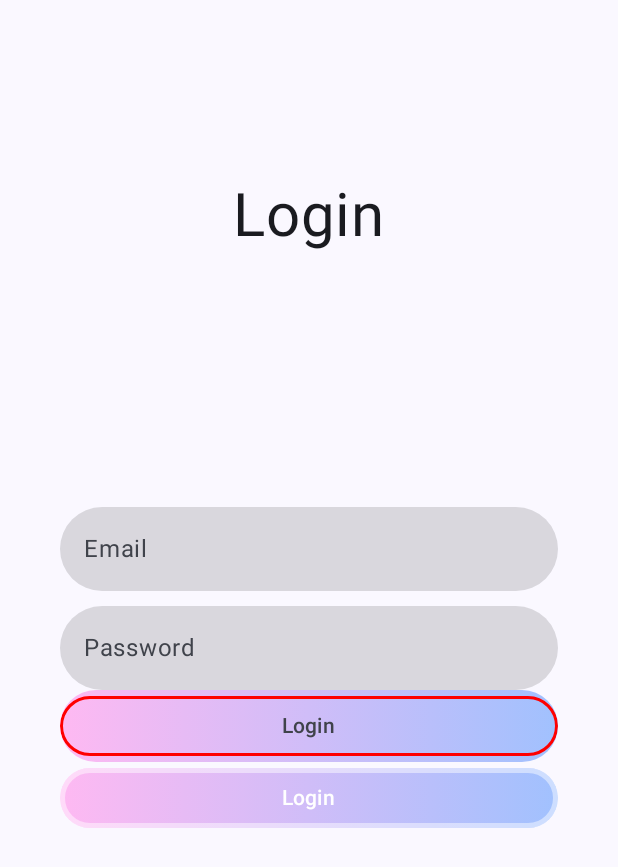
After one commit to Chocolaterie/Android_RCDA_012F, an Android app built with Jetpack Compose: the LoginComposeActivity screen opened directly, with no data from a screen before it, on a phone screen of 412 x 824 dp. The commit adds this screen. Shown: the top 867 px of the screen. Run offline under Robolectric (Android 15) with nearby library versions, the phone set to English and light mode, and no system bars.

Commit message:
Correction partie TP 1 Compose

```diff
--- a/app/src/main/AndroidManifest.xml
+++ b/app/src/main/AndroidManifest.xml
@@ -6,7 +6,6 @@
     <uses-permission android:name="android.permission.ACCESS_NETWORK_STATE" />
 
     <application
-        android:usesCleartextTraffic="true"
         android:allowBackup="true"
         android:dataExtractionRules="@xml/data_extraction_rules"
         android:fullBackupContent="@xml/backup_rules"
@@ -15,20 +14,26 @@
         android:roundIcon="@mipmap/ic_launcher_round"
         android:supportsRtl="true"
         android:theme="@style/Theme.Android_TP"
+        android:usesCleartextTraffic="true"
         tools:targetApi="31">
         <activity
+            android:name=".compose.auth.LoginComposeActivity"
+            android:exported="false"
+            android:label="@string/title_activity_login_compose"
+            android:theme="@style/Theme.Android_TP" />
+        <activity
             android:name=".movie.ListMovieActivity"
-            android:exported="true" >
+            android:exported="true">
             <intent-filter>
                 <action android:name="android.intent.action.MAIN" />
+
                 <category android:name="android.intent.category.LAUNCHER" />
             </intent-filter>
         </activity>
         <activity
             android:name=".MainActivity"
             android:exported="true"
-            android:label="@string/app_name">
-        </activity>
+            android:label="@string/app_name"></activity>
         <activity android:name=".SignUpActivity" />
         <activity android:name=".ResetPasswordActivity" />
     </application>
--- /dev/null
+++ b/app/src/main/java/com/example/android_tp/compose/auth/LoginComposeActivity.kt
@@ -0,0 +1,130 @@
+package com.example.android_tp.compose.auth
+
+import android.os.Bundle
+import androidx.activity.ComponentActivity
+import androidx.activity.compose.setContent
+import androidx.activity.enableEdgeToEdge
+import androidx.compose.foundation.BorderStroke
+import androidx.compose.foundation.background
+import androidx.compose.foundation.layout.Box
+import androidx.compose.foundation.layout.Column
+import androidx.compose.foundation.layout.PaddingValues
+import androidx.compose.foundation.layout.Spacer
+import androidx.compose.foundation.layout.fillMaxSize
+import androidx.compose.foundation.layout.fillMaxWidth
+import androidx.compose.foundation.layout.padding
+import androidx.compose.foundation.layout.paddingFromBaseline
+import androidx.compose.foundation.shape.RoundedCornerShape
+import androidx.compose.material3.Button
+import androidx.compose.material3.ButtonDefaults
+import androidx.compose.material3.OutlinedButton
+import androidx.compose.material3.Scaffold
+import androidx.compose.material3.Text
+import androidx.compose.material3.TextField
+import androidx.compose.material3.TextFieldDefaults
+import androidx.compose.runtime.Composable
+import androidx.compose.runtime.getValue
+import androidx.compose.runtime.mutableStateOf
+import androidx.compose.runtime.remember
+import androidx.compose.runtime.setValue
+import androidx.compose.ui.Alignment
+import androidx.compose.ui.Modifier
+import androidx.compose.ui.draw.clip
+import androidx.compose.ui.graphics.Brush
+import androidx.compose.ui.graphics.Color
+import androidx.compose.ui.tooling.preview.Preview
+import androidx.compose.ui.unit.dp
+import androidx.compose.ui.unit.sp
+import com.example.android_tp.ui.theme.Android_TPTheme
+
+class LoginComposeActivity : ComponentActivity() {
+    override fun onCreate(savedInstanceState: Bundle?) {
+        super.onCreate(savedInstanceState)
+        enableEdgeToEdge()
+        setContent {
+            Android_TPTheme {
+                LoginContentPage()
+            }
+        }
+    }
+}
+
+@Composable
+fun ENITextField(labelText: String) {
+    TextField(
+        value = "",
+        modifier = Modifier
+            .fillMaxWidth()
+            .padding(top = 10.dp),
+        onValueChange = { },
+        label = { Text(text = labelText) },
+        colors = TextFieldDefaults.colors(
+            unfocusedContainerColor = Color(0x22000000),
+            focusedIndicatorColor = Color.Transparent,
+            unfocusedIndicatorColor = Color.Transparent
+
+        ),
+        shape = RoundedCornerShape(40.dp)
+    )
+}
+
+val primaryGradientBrush = Brush.horizontalGradient(
+    listOf(Color(0xFFFEB9F2), Color(0xFFA1C1FE))
+)
+
+@Composable
+fun GradientOutlinedButton() {
+    OutlinedButton(
+        shape = RoundedCornerShape(40.dp),
+        border = BorderStroke(2.dp, Color.Red),
+        modifier = Modifier
+            .fillMaxWidth()
+            .clip(RoundedCornerShape(40.dp))
+            .background(primaryGradientBrush), onClick = {}) {
+        Text(text = "Login")
+    }
+}
+
+@Composable
+fun GradientButton() {
+    Button(
+        border = BorderStroke(3.dp, Color(0x77FFFFFF)),
+        contentPadding = PaddingValues(),
+        colors = ButtonDefaults.buttonColors(containerColor = Color.Transparent),
+        modifier = Modifier
+            .fillMaxWidth()
+            .clip(RoundedCornerShape(40.dp))
+            .background(Color.Transparent), onClick = {}) {
+        Box (modifier = Modifier.background(primaryGradientBrush).fillMaxWidth().padding(vertical = 10.dp),
+            contentAlignment = Alignment.Center){
+            Text(text = "Login")
+        }
+    }
+}
+
+@Composable
+fun LoginContentPage() {
+    Scaffold(modifier = Modifier.fillMaxSize()) { innerPadding ->
+        Column(
+            modifier = Modifier
+                .padding(innerPadding.calculateTopPadding() + 40.dp)
+                .fillMaxSize(),
+            horizontalAlignment = Alignment.CenterHorizontally
+        ) {
+            Text(text = "Login", fontSize = 40.sp, modifier = Modifier.padding(top = 80.dp))
+            Spacer(modifier = Modifier.padding(vertical = 80.dp))
+            ENITextField(labelText = "Email")
+            ENITextField(labelText = "Password")
+            GradientOutlinedButton()
+            GradientButton()
+        }
+    }
+}
+
+@Preview(showBackground = true)
+@Composable
+fun LoginComposeActivityPreview() {
+    Android_TPTheme {
+        LoginContentPage()
+    }
+}
--- a/app/src/main/res/values/strings.xml
+++ b/app/src/main/res/values/strings.xml
@@ -3,4 +3,5 @@
 
     <string name="sign_up_link"><u>Pas encore inscrit(e) ? Cliquez ici</u></string>
     <string name="forget_password_link"><u>J\'ai oublié mon mot de passe</u></string>
+    <string name="title_activity_login_compose">LoginComposeActivity</string>
 </resources>
--- a/app/src/main/res/values/themes.xml
+++ b/app/src/main/res/values/themes.xml
@@ -3,7 +3,7 @@
 
     <style name="Theme.Android_TP" parent="android:Theme.Material.Light.NoActionBar">
 
-<!--        Surcharger le style par défaut de tout les boutons-->
+        <!--        Surcharger le style par défaut de tout les boutons-->
         <item name="android:buttonStyle">@style/primaryBtnStyle</item>
 
     </style>
```
